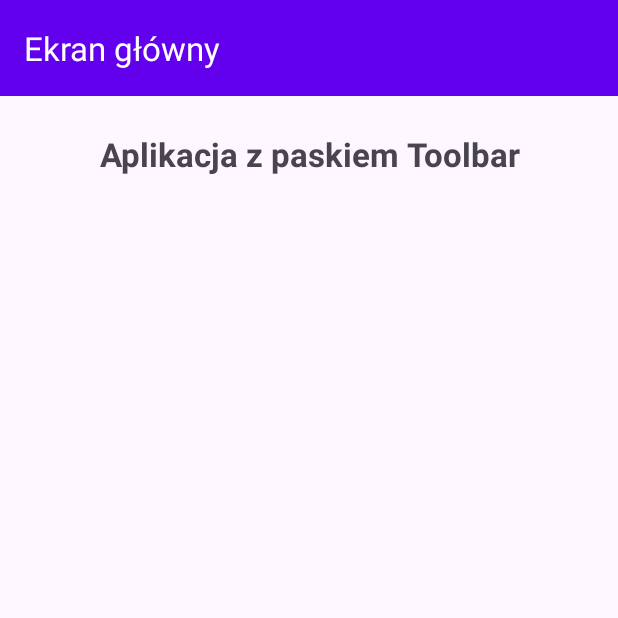
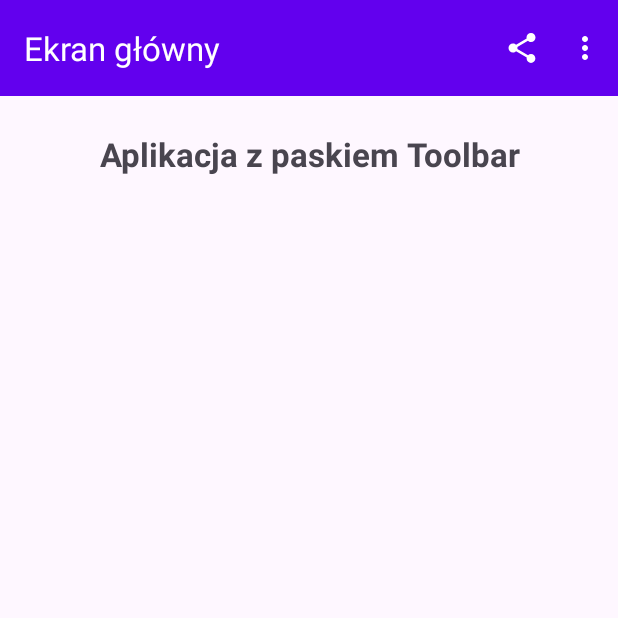
Before and after one commit to M1ki27/zad1-22.11-toolbar, an Android app: the screen it shows after launch (MainActivity), on a phone screen of 412 x 824 dp, the top half of it. Run offline under Robolectric (Android 15) with nearby library versions, the phone set to English and light mode, and no system bars.

Commit message:
feat: menu opcji z trzema pozycjami

```diff
--- a/app/src/main/java/com/example/myapplication/MainActivity.java
+++ b/app/src/main/java/com/example/myapplication/MainActivity.java
@@ -1,6 +1,7 @@
 package com.example.myapplication;
 
 import android.os.Bundle;
+import android.view.Menu;
 
 import androidx.appcompat.app.AppCompatActivity;
 import androidx.appcompat.widget.Toolbar;
@@ -25,4 +26,14 @@ public class MainActivity extends AppCompatActivity {
             );
         }
     }
+
+    @Override
+    public boolean onCreateOptionsMenu(Menu menu) {
+        getMenuInflater().inflate(
+                R.menu.menu_main,
+                menu
+        );
+
+        return true;
+    }
 }
--- /dev/null
+++ b/app/src/main/res/drawable/ic_share.xml
@@ -0,0 +1,13 @@
+<?xml version="1.0" encoding="utf-8"?>
+
+<vector xmlns:android="http://schemas.android.com/apk/res/android"
+    android:width="24dp"
+    android:height="24dp"
+    android:viewportWidth="24"
+    android:viewportHeight="24">
+
+    <path
+        android:fillColor="@android:color/white"
+        android:pathData="M18,16.08c-0.76,0 -1.44,0.3 -1.96,0.77L8.91,12.7c0.05,-0.23 0.09,-0.46 0.09,-0.7s-0.04,-0.47 -0.09,-0.7l7.05,-4.11C16.5,7.69 17.21,8 18,8c1.66,0 3,-1.34 3,-3s-1.34,-3 -3,-3 -3,1.34 -3,3c0,0.24 0.04,0.47 0.09,0.7L8.04,9.81C7.5,9.31 6.79,9 6,9c-1.66,0 -3,1.34 -3,3s1.34,3 3,3c0.79,0 1.5,-0.31 2.04,-0.81l7.12,4.16c-0.05,0.21 -0.08,0.43 -0.08,0.65 0,1.61 1.31,2.92 2.92,2.92s2.92,-1.31 2.92,-2.92 -1.31,-2.92 -2.92,-2.92z" />
+
+</vector>
--- a/app/src/main/res/layout/activity_main.xml
+++ b/app/src/main/res/layout/activity_main.xml
@@ -1,3 +1,4 @@
+
 
 <LinearLayout xmlns:android="http://schemas.android.com/apk/res/android"
     xmlns:app="http://schemas.android.com/apk/res-auto"
--- /dev/null
+++ b/app/src/main/res/menu/menu_main.xml
@@ -0,0 +1,22 @@
+
+
+<menu xmlns:android="http://schemas.android.com/apk/res/android"
+    xmlns:app="http://schemas.android.com/apk/res-auto">
+
+    <item
+        android:id="@+id/action_share"
+        android:icon="@drawable/ic_share"
+        android:title="@string/action_share"
+        app:showAsAction="ifRoom" />
+
+    <item
+        android:id="@+id/action_clear"
+        android:title="@string/action_clear"
+        app:showAsAction="never" />
+
+    <item
+        android:id="@+id/action_about"
+        android:title="@string/action_about"
+        app:showAsAction="never" />
+
+</menu>
--- a/app/src/main/res/values/strings.xml
+++ b/app/src/main/res/values/strings.xml
@@ -1,7 +1,25 @@
+
+
 <resources>
 
     <string name="app_name">Toolbar Menu App</string>
+
     <string name="toolbar_title">Ekran główny</string>
-    <string name="main_text">Aplikacja z paskiem Toolbar</string>
+
+    <string name="main_text">
+        Aplikacja z paskiem Toolbar
+    </string>
+
+    <string name="action_share">
+        Udostępnij
+    </string>
+
+    <string name="action_clear">
+        Wyczyść formularz
+    </string>
+
+    <string name="action_about">
+        O aplikacji
+    </string>
 
 </resources>
```
